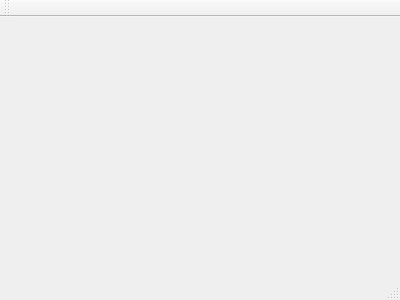
First picture: the form in 测试/qt/Firmware Update/FirmwareUpdate/mainwindow.ui, repository chenxiwu/StudyNotes, before the edit.
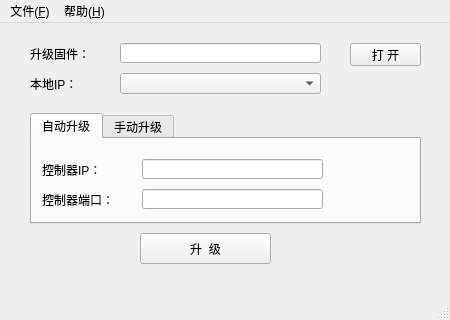
Second picture: the form after the edit. Icons and pictures are not drawn.

What changed in the file:
```diff
--- a/测试/qt/Firmware Update/FirmwareUpdate/mainwindow.ui
+++ b/测试/qt/Firmware Update/FirmwareUpdate/mainwindow.ui
@@ -1,24 +1,290 @@
 <ui version="4.0">
  <class>MainWindow</class>
- <widget class="QMainWindow" name="MainWindow" >
-  <property name="geometry" >
+ <widget class="QMainWindow" name="MainWindow">
+  <property name="geometry">
    <rect>
     <x>0</x>
     <y>0</y>
-    <width>400</width>
-    <height>300</height>
+    <width>450</width>
+    <height>320</height>
    </rect>
   </property>
   <property name="windowTitle" >
    <string>MainWindow</string>
   </property>
-  <widget class="QMenuBar" name="menuBar" />
-  <widget class="QToolBar" name="mainToolBar" />
-  <widget class="QWidget" name="centralWidget" />
-  <widget class="QStatusBar" name="statusBar" />
+  <widget class="QWidget" name="centralWidget">
+   <widget class="QLabel" name="label">
+    <property name="geometry">
+     <rect>
+      <x>30</x>
+      <y>20</y>
+      <width>81</width>
+      <height>21</height>
+     </rect>
+    </property>
+    <property name="text">
+     <string>升级固件：</string>
+    </property>
+   </widget>
+   <widget class="QPushButton" name="pushButton_Open">
+    <property name="geometry">
+     <rect>
+      <x>350</x>
+      <y>20</y>
+      <width>71</width>
+      <height>23</height>
+     </rect>
+    </property>
+    <property name="text">
+     <string>打 开</string>
+    </property>
+   </widget>
+   <widget class="QLabel" name="label_2">
+    <property name="geometry">
+     <rect>
+      <x>30</x>
+      <y>50</y>
+      <width>81</width>
+      <height>21</height>
+     </rect>
+    </property>
+    <property name="text">
+     <string>本地IP：</string>
+    </property>
+   </widget>
+   <widget class="QComboBox" name="comboBox_LocalIP">
+    <property name="geometry">
+     <rect>
+      <x>120</x>
+      <y>50</y>
+      <width>201</width>
+      <height>21</height>
+     </rect>
+    </property>
+    <property name="currentText">
+     <string/>
+    </property>
+   </widget>
+   <widget class="QTabWidget" name="tabWidget">
+    <property name="geometry">
+     <rect>
+      <x>30</x>
+      <y>90</y>
+      <width>391</width>
+      <height>111</height>
+     </rect>
+    </property>
+    <property name="currentIndex">
+     <number>0</number>
+    </property>
+    <widget class="QWidget" name="tab">
+     <attribute name="title">
+      <string>自动升级</string>
+     </attribute>
+     <widget class="QLineEdit" name="lineEdit_AutoControllerIP">
+      <property name="geometry">
+       <rect>
+        <x>110</x>
+        <y>20</y>
+        <width>181</width>
+        <height>20</height>
+       </rect>
+      </property>
+      <property name="toolTip">
+       <string/>
+      </property>
+     </widget>
+     <widget class="QLineEdit" name="lineEdit_AutoControllerPort">
+      <property name="geometry">
+       <rect>
+        <x>110</x>
+        <y>50</y>
+        <width>181</width>
+        <height>20</height>
+       </rect>
+      </property>
+     </widget>
+     <widget class="QLabel" name="label_5">
+      <property name="geometry">
+       <rect>
+        <x>10</x>
+        <y>20</y>
+        <width>101</width>
+        <height>21</height>
+       </rect>
+      </property>
+      <property name="text">
+       <string>控制器IP：</string>
+      </property>
+     </widget>
+     <widget class="QLabel" name="label_6">
+      <property name="geometry">
+       <rect>
+        <x>10</x>
+        <y>50</y>
+        <width>101</width>
+        <height>21</height>
+       </rect>
+      </property>
+      <property name="text">
+       <string>控制器端口：</string>
+      </property>
+     </widget>
+    </widget>
+    <widget class="QWidget" name="tab_2">
+     <attribute name="title">
+      <string>手动升级</string>
+     </attribute>
+     <widget class="QLineEdit" name="lineEdit_ManualControllerPort">
+      <property name="geometry">
+       <rect>
+        <x>110</x>
+        <y>50</y>
+        <width>181</width>
+        <height>20</height>
+       </rect>
+      </property>
+     </widget>
+     <widget class="QLineEdit" name="lineEdit_ManualControllerIP">
+      <property name="geometry">
+       <rect>
+        <x>110</x>
+        <y>20</y>
+        <width>181</width>
+        <height>20</height>
+       </rect>
+      </property>
+      <property name="toolTip">
+       <string/>
+      </property>
+     </widget>
+     <widget class="QLabel" name="label_3">
+      <property name="geometry">
+       <rect>
+        <x>10</x>
+        <y>20</y>
+        <width>101</width>
+        <height>21</height>
+       </rect>
+      </property>
+      <property name="text">
+       <string>控制器IP：</string>
+      </property>
+     </widget>
+     <widget class="QLabel" name="label_4">
+      <property name="geometry">
+       <rect>
+        <x>10</x>
+        <y>50</y>
+        <width>101</width>
+        <height>21</height>
+       </rect>
+      </property>
+      <property name="text">
+       <string>控制器端口：</string>
+      </property>
+     </widget>
+    </widget>
+   </widget>
+   <widget class="QPushButton" name="pushButton_Update">
+    <property name="geometry">
+     <rect>
+      <x>140</x>
+      <y>210</y>
+      <width>131</width>
+      <height>31</height>
+     </rect>
+    </property>
+    <property name="text">
+     <string>升  级</string>
+    </property>
+   </widget>
+   <widget class="QLineEdit" name="lineEdit_Firmware">
+    <property name="geometry">
+     <rect>
+      <x>120</x>
+      <y>20</y>
+      <width>201</width>
+      <height>20</height>
+     </rect>
+    </property>
+    <property name="toolTip">
+     <string/>
+    </property>
+   </widget>
+   <zorder>label</zorder>
+   <zorder>pushButton_Open</zorder>
+   <zorder>label_2</zorder>
+   <zorder>comboBox_LocalIP</zorder>
+   <zorder>tabWidget</zorder>
+   <zorder>pushButton_Update</zorder>
+   <zorder>lineEdit_Firmware</zorder>
+   <zorder>label_5</zorder>
+   <zorder>label_6</zorder>
+  </widget>
+  <widget class="QMenuBar" name="menuBar">
+   <property name="geometry">
+    <rect>
+     <x>0</x>
+     <y>0</y>
+     <width>450</width>
+     <height>17</height>
+    </rect>
+   </property>
+   <widget class="QMenu" name="menu_F">
+    <property name="title">
+     <string>文件(&amp;F)</string>
+    </property>
+    <addaction name="action_O"/>
+    <addaction name="action"/>
+   </widget>
+   <widget class="QMenu" name="menu_H">
+    <property name="title">
+     <string>帮助(&amp;H)</string>
+    </property>
+    <addaction name="action_D"/>
+    <addaction name="action_A"/>
+   </widget>
+   <addaction name="menu_F"/>
+   <addaction name="menu_H"/>
+  </widget>
+  <widget class="QStatusBar" name="statusBar"/>
+  <action name="action_O">
+   <property name="icon">
+    <iconset resource="Res/res.qrc">
+     <normaloff>:/Res/Open.ico</normaloff>:/Res/Open.ico</iconset>
+   </property>
+   <property name="text">
+    <string>打开(&amp;O)</string>
+   </property>
+  </action>
+  <action name="action">
+   <property name="text">
+    <string>退出</string>
+   </property>
+  </action>
+  <action name="action_D">
+   <property name="icon">
+    <iconset resource="Res/res.qrc">
+     <normaloff>:/Res/112.ico</normaloff>:/Res/112.ico</iconset>
+   </property>
+   <property name="text">
+    <string>升级说明(&amp;D)</string>
+   </property>
+  </action>
+  <action name="action_A">
+   <property name="icon">
+    <iconset resource="Res/res.qrc">
+     <normaloff>:/Res/About.ico</normaloff>:/Res/About.ico</iconset>
+   </property>
+   <property name="text">
+    <string>关于(&amp;A)</string>
+   </property>
+  </action>
  </widget>
- <layoutDefault spacing="6" margin="11" />
- <pixmapfunction></pixmapfunction>
- <resources/>
+ <layoutdefault spacing="6" margin="11"/>
+ <resources>
+  <include location="Res/res.qrc"/>
+ </resources>
  <connections/>
 </ui>
```
Left out of the diff: 5 changed lines with no effect on the pictures.
